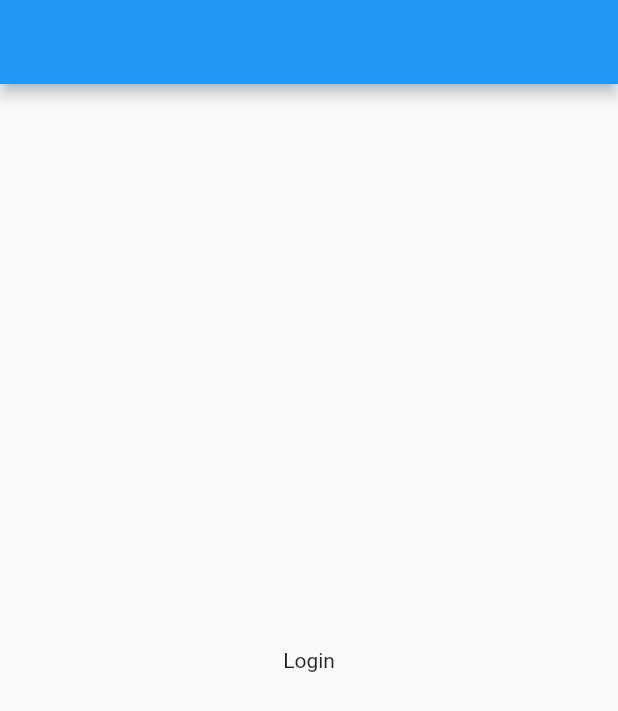
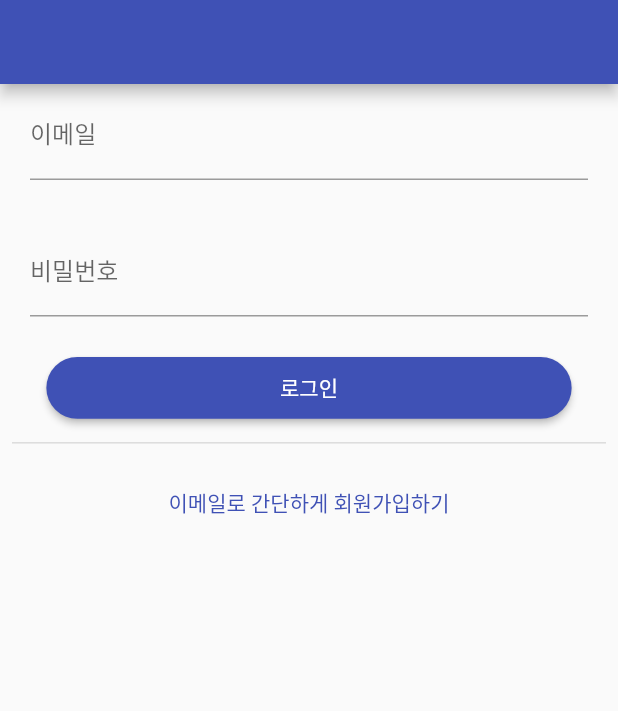
Before and after one commit to kibangkibang/flutter_shopping_mall, a Flutter app: the screen it shows after launch, on a phone screen of 412 x 824 dp. Shown: the top 711 px of the screen. Run offline on Flutter 3.47's test engine with Material 2 defaults, Android fonts, the phone set to English and light mode, and no system bars; our stand-ins replace firebase_core, shared_preferences; accounts and stored records are empty.

Commit message:
로그인 화면 생성

```diff
--- a/lib/main.dart
+++ b/lib/main.dart
@@ -1,10 +1,18 @@
+import 'package:firebase_core/firebase_core.dart';
+import 'firebase_options.dart';
 import 'package:flutter/material.dart';
+import 'package:flutter_shopping_mall/screens/screen_detail.dart';
 import 'package:flutter_shopping_mall/screens/screen_index.dart';
 import 'package:flutter_shopping_mall/screens/screen_login.dart';
+import 'package:flutter_shopping_mall/screens/screen_register.dart';
+import 'package:flutter_shopping_mall/screens/screen_search.dart';
 import 'package:flutter_shopping_mall/screens/screen_splash.dart';
 
-void main(){
+void main() async{
   WidgetsFlutterBinding.ensureInitialized();
+  await Firebase.initializeApp(
+    options: DefaultFirebaseOptions.currentPlatform,
+  );
   runApp(MyApp());
 }
 
@@ -18,8 +26,14 @@ class MyApp extends StatelessWidget {
         '/':(context) => SplashScreen(),
         '/index':(context) => IndexScreen(),
         '/login':(context) => LoginScreen(),
+        '/register':(context) => RegisterScreen(),
+        '/detail':(context) => DetailScreen(),
+        '/search':(context) => SearchScreen(),
       },
       initialRoute: '/',
+      theme: ThemeData(
+        primarySwatch: Colors.indigo,
+      ),
     );
   }
 }
--- a/lib/screens/screen_login.dart
+++ b/lib/screens/screen_login.dart
@@ -1,14 +1,85 @@
 import 'package:flutter/material.dart';
+import 'package:flutter/services.dart';
 
 class LoginScreen extends StatelessWidget {
-
   @override
   Widget build(BuildContext context) {
     return Scaffold(
       appBar: AppBar(),
       body: Center(
-        child: Text('Login'),
+          child: Column(
+        children: [
+          EmailInput(),
+          PasswordInput(),
+          LoginButton(),
+          Padding(
+            padding: EdgeInsets.all(8.0),
+            child: Divider(thickness: 1),
+          ),
+          RegisterButton(),
+        ],
+      )),
+    );
+  }
+}
+
+class EmailInput extends StatelessWidget {
+  @override
+  Widget build(BuildContext context) {
+    return Container(
+      padding: EdgeInsets.fromLTRB(20, 5, 20, 5),
+      child: TextField(
+        onChanged: (email) {},
+        decoration: InputDecoration(labelText: '이메일', helperText: ''),
       ),
     );
   }
 }
+
+class PasswordInput extends StatelessWidget {
+  @override
+  Widget build(BuildContext context) {
+    return Container(
+      padding: EdgeInsets.fromLTRB(20, 5, 20, 5),
+      child: TextField(
+        onChanged: (password) {},
+        obscureText: true,
+        decoration: InputDecoration(
+          labelText: '비밀번호',
+          helperText: '',
+        ),
+      ),
+    );
+  }
+}
+
+class LoginButton extends StatelessWidget {
+  @override
+  Widget build(BuildContext context) {
+    return Container(
+      width: MediaQuery.of(context).size.width * 0.85,
+      height: MediaQuery.of(context).size.height * 0.05,
+      child: ElevatedButton(
+        child: Text('로그인'),
+        onPressed: (){},
+        style: ElevatedButton.styleFrom(
+          shape: RoundedRectangleBorder(
+            borderRadius: BorderRadius.circular(30.0)
+          ),
+        ),
+      ),
+    );
+  }
+}
+class RegisterButton extends StatelessWidget {
+
+  @override
+  Widget build(BuildContext context) {
+    final theme = Theme.of(context);
+    return TextButton(onPressed: () {
+
+    }, child: Text('이메일로 간단하게 회원가입하기',style: TextStyle(
+      color: theme.primaryColor
+    ),));
+  }
+}
--- a/pubspec.yaml
+++ b/pubspec.yaml
@@ -35,6 +35,10 @@ dependencies:
   # Use with the CupertinoIcons class for iOS style icons.
   cupertino_icons: ^1.0.2
   shared_preferences: ^2.0.15
+  firebase_core: ^1.17.1
+  cloud_firestore: ^3.1.17
+  firebase_auth: ^3.3.19
+  provider: ^5.0.0
 
 dev_dependencies:
   flutter_test:
```
Also changed, not shown: lib/screens/screen_detail.dart (added, +14 -0 lines), lib/screens/screen_register.dart (added, +14 -0 lines), lib/screens/screen_search.dart (added, +14 -0 lines), lib/firebase_options.dart (added), pubspec.lock, 8 other files.
